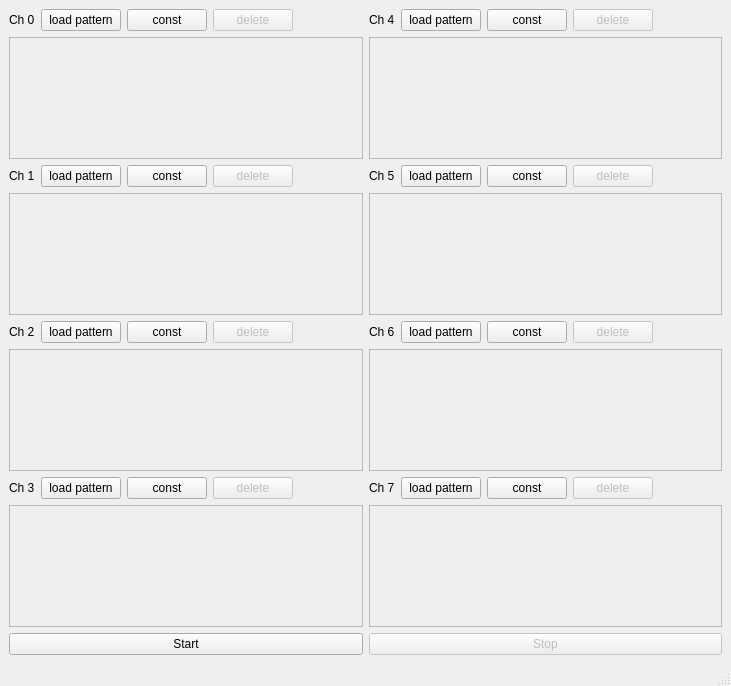
Above: gui/pulser/load_pulses.ui from Ulm-IQO/qudi before the change. Below: the same form after it.
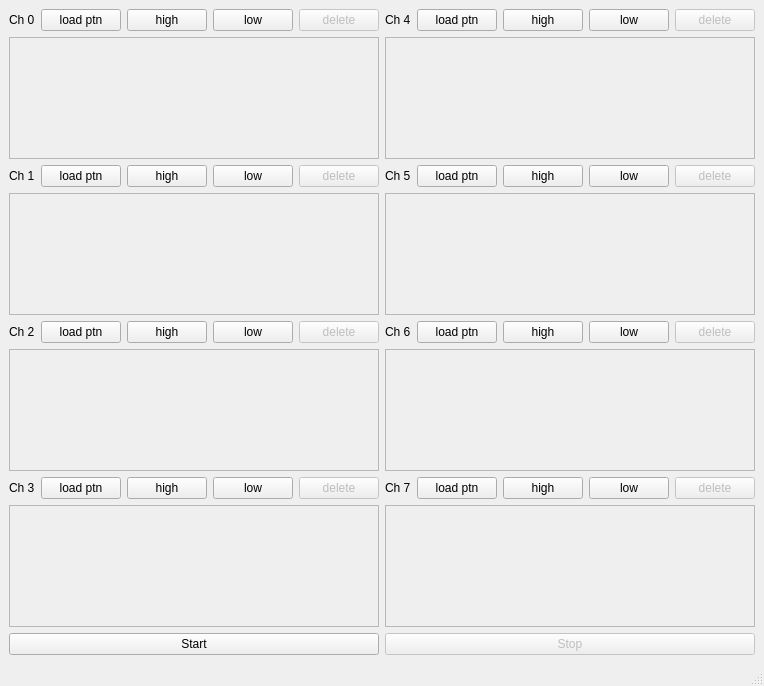
That is the form after the change.

Commit message: added option for low output

```diff
--- a/gui/pulser/load_pulses.ui
+++ b/gui/pulser/load_pulses.ui
@@ -29,14 +29,21 @@
         <item>
          <widget class="QPushButton" name="pushButton_path_d5">
           <property name="text">
-           <string>load pattern</string>
+           <string>load ptn</string>
           </property>
          </widget>
         </item>
         <item>
          <widget class="QPushButton" name="pushButton_const_d5">
           <property name="text">
-           <string>const</string>
+           <string>high</string>
+          </property>
+         </widget>
+        </item>
+        <item>
+         <widget class="QPushButton" name="pushButton_low_d5">
+          <property name="text">
+           <string>low</string>
           </property>
          </widget>
         </item>
@@ -81,8 +88,8 @@
           <rect>
            <x>0</x>
            <y>0</y>
-           <width>351</width>
-           <height>111</height>
+           <width>348</width>
+           <height>100</height>
           </rect>
          </property>
          <layout class="QHBoxLayout" name="horizontalLayout_9">
@@ -113,8 +120,8 @@
           <rect>
            <x>0</x>
            <y>0</y>
-           <width>350</width>
-           <height>111</height>
+           <width>348</width>
+           <height>100</height>
           </rect>
          </property>
          <layout class="QHBoxLayout" name="horizontalLayout_16">
@@ -141,14 +148,21 @@
         <item>
          <widget class="QPushButton" name="pushButton_path_d0">
           <property name="text">
-           <string>load pattern</string>
+           <string>load ptn</string>
           </property>
          </widget>
         </item>
         <item>
          <widget class="QPushButton" name="pushButton_const_d0">
           <property name="text">
-           <string>const</string>
+           <string>high</string>
+          </property>
+         </widget>
+        </item>
+        <item>
+         <widget class="QPushButton" name="pushButton_low_d0">
+          <property name="text">
+           <string>low</string>
           </property>
          </widget>
         </item>
@@ -193,8 +207,8 @@
           <rect>
            <x>0</x>
            <y>0</y>
-           <width>351</width>
-           <height>112</height>
+           <width>348</width>
+           <height>100</height>
           </rect>
          </property>
          <layout class="QHBoxLayout" name="horizontalLayout_18">
@@ -221,14 +235,21 @@
         <item>
          <widget class="QPushButton" name="pushButton_path_d1">
           <property name="text">
-           <string>load pattern</string>
+           <string>load ptn</string>
           </property>
          </widget>
         </item>
         <item>
          <widget class="QPushButton" name="pushButton_const_d1">
           <property name="text">
-           <string>const</string>
+           <string>high</string>
+          </property>
+         </widget>
+        </item>
+        <item>
+         <widget class="QPushButton" name="pushButton_low_d1">
+          <property name="text">
+           <string>low</string>
           </property>
          </widget>
         </item>
@@ -269,14 +290,21 @@
         <item>
          <widget class="QPushButton" name="pushButton_path_d4">
           <property name="text">
-           <string>load pattern</string>
+           <string>load ptn</string>
           </property>
          </widget>
         </item>
         <item>
          <widget class="QPushButton" name="pushButton_const_d4">
           <property name="text">
-           <string>const</string>
+           <string>high</string>
+          </property>
+         </widget>
+        </item>
+        <item>
+         <widget class="QPushButton" name="pushButton_low_d4">
+          <property name="text">
+           <string>low</string>
           </property>
          </widget>
         </item>
@@ -321,8 +349,8 @@
           <rect>
            <x>0</x>
            <y>0</y>
-           <width>350</width>
-           <height>112</height>
+           <width>348</width>
+           <height>100</height>
           </rect>
          </property>
          <layout class="QHBoxLayout" name="horizontalLayout_15">
@@ -353,8 +381,8 @@
           <rect>
            <x>0</x>
            <y>0</y>
-           <width>350</width>
-           <height>111</height>
+           <width>348</width>
+           <height>100</height>
           </rect>
          </property>
          <layout class="QHBoxLayout" name="horizontalLayout_6">
@@ -385,8 +413,8 @@
           <rect>
            <x>0</x>
            <y>0</y>
-           <width>351</width>
-           <height>111</height>
+           <width>348</width>
+           <height>100</height>
           </rect>
          </property>
          <layout class="QHBoxLayout" name="horizontalLayout_14">
@@ -413,14 +441,21 @@
         <item>
          <widget class="QPushButton" name="pushButton_path_d2">
           <property name="text">
-           <string>load pattern</string>
+           <string>load ptn</string>
           </property>
          </widget>
         </item>
         <item>
          <widget class="QPushButton" name="pushButton_const_d2">
           <property name="text">
-           <string>const</string>
+           <string>high</string>
+          </property>
+         </widget>
+        </item>
+        <item>
+         <widget class="QPushButton" name="pushButton_low_d2">
+          <property name="text">
+           <string>low</string>
           </property>
          </widget>
         </item>
@@ -465,8 +500,8 @@
           <rect>
            <x>0</x>
            <y>0</y>
-           <width>351</width>
-           <height>112</height>
+           <width>348</width>
+           <height>99</height>
           </rect>
          </property>
          <layout class="QHBoxLayout" name="horizontalLayout_10">
@@ -506,8 +541,8 @@
           <rect>
            <x>0</x>
            <y>0</y>
-           <width>350</width>
-           <height>112</height>
+           <width>348</width>
+           <height>99</height>
           </rect>
          </property>
          <layout class="QHBoxLayout" name="horizontalLayout_17">
@@ -540,14 +575,21 @@
         <item>
          <widget class="QPushButton" name="pushButton_path_d3">
           <property name="text">
-           <string>load pattern</string>
+           <string>load ptn</string>
           </property>
          </widget>
         </item>
         <item>
          <widget class="QPushButton" name="pushButton_const_d3">
           <property name="text">
-           <string>const</string>
+           <string>high</string>
+          </property>
+         </widget>
+        </item>
+        <item>
+         <widget class="QPushButton" name="pushButton_low_d3">
+          <property name="text">
+           <string>low</string>
           </property>
          </widget>
         </item>
@@ -605,14 +647,21 @@
         <item>
          <widget class="QPushButton" name="pushButton_path_d6">
           <property name="text">
-           <string>load pattern</string>
+           <string>load ptn</string>
           </property>
          </widget>
         </item>
         <item>
          <widget class="QPushButton" name="pushButton_const_d6">
           <property name="text">
-           <string>const</string>
+           <string>high</string>
+          </property>
+         </widget>
+        </item>
+        <item>
+         <widget class="QPushButton" name="pushButton_low_d6">
+          <property name="text">
+           <string>low</string>
           </property>
          </widget>
         </item>
@@ -653,14 +702,21 @@
         <item>
          <widget class="QPushButton" name="pushButton_path_d7">
           <property name="text">
-           <string>load pattern</string>
+           <string>load ptn</string>
           </property>
          </widget>
         </item>
         <item>
          <widget class="QPushButton" name="pushButton_const_d7">
           <property name="text">
-           <string>const</string>
+           <string>high</string>
+          </property>
+         </widget>
+        </item>
+        <item>
+         <widget class="QPushButton" name="pushButton_low_d7">
+          <property name="text">
+           <string>low</string>
           </property>
          </widget>
         </item>
```
Left out of the diff: 2 changed lines with no effect on the pictures. The commit also changes 2 other files.
